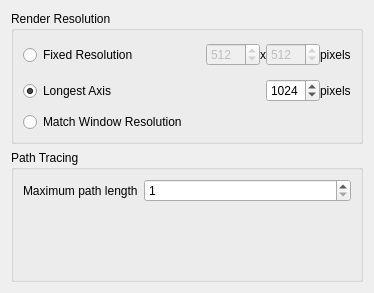
First picture: the form in src/ui/renderpropertiesui.ui, repository joesfer/voxelToy, before the edit.
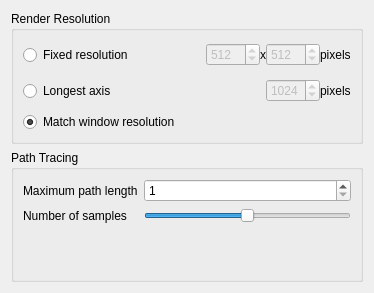
Second picture: the form after the edit.

Commit message: Expose maximum number of samples in the UI.

```diff
--- a/src/ui/renderpropertiesui.ui
+++ b/src/ui/renderpropertiesui.ui
@@ -31,7 +31,7 @@
         <item>
          <widget class="QRadioButton" name="resolutionFixedRadioButton">
           <property name="text">
-           <string>Fixed Resolution</string>
+           <string>Fixed resolution</string>
           </property>
          </widget>
         </item>
@@ -116,10 +116,10 @@
         <item>
          <widget class="QRadioButton" name="resolutionLongestAxisRadioButton">
           <property name="text">
-           <string>Longest Axis</string>
+           <string>Longest axis</string>
           </property>
           <property name="checked">
-           <bool>true</bool>
+           <bool>false</bool>
           </property>
          </widget>
         </item>
@@ -138,6 +138,9 @@
         </item>
         <item>
          <widget class="QSpinBox" name="resolutionLongestAxisSpinBox">
+          <property name="enabled">
+           <bool>false</bool>
+          </property>
           <property name="minimum">
            <number>16</number>
           </property>
@@ -164,7 +167,10 @@
       <item>
        <widget class="QRadioButton" name="resolutionMatchWindowRadioButton">
         <property name="text">
-         <string>Match Window Resolution</string>
+         <string>Match window resolution</string>
+        </property>
+        <property name="checked">
+         <bool>true</bool>
         </property>
        </widget>
       </item>
@@ -194,6 +200,35 @@
         </property>
        </widget>
       </item>
+      <item row="2" column="0">
+       <widget class="QLabel" name="label_5">
+        <property name="text">
+         <string>Number of samples</string>
+        </property>
+       </widget>
+      </item>
+      <item row="2" column="1">
+       <widget class="QSlider" name="pathtracerMaxStepsSlider">
+        <property name="minimum">
+         <number>1</number>
+        </property>
+        <property name="maximum">
+         <number>256</number>
+        </property>
+        <property name="singleStep">
+         <number>16</number>
+        </property>
+        <property name="pageStep">
+         <number>64</number>
+        </property>
+        <property name="value">
+         <number>128</number>
+        </property>
+        <property name="orientation">
+         <enum>Qt::Horizontal</enum>
+        </property>
+       </widget>
+      </item>
      </layout>
     </widget>
    </item>
```
Left out of the diff: 50 changed lines with no effect on the pictures. The commit also changes 7 other files.
